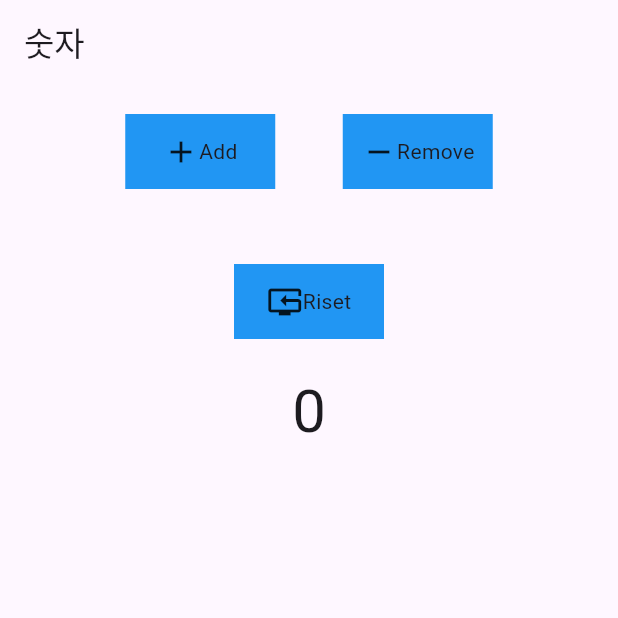
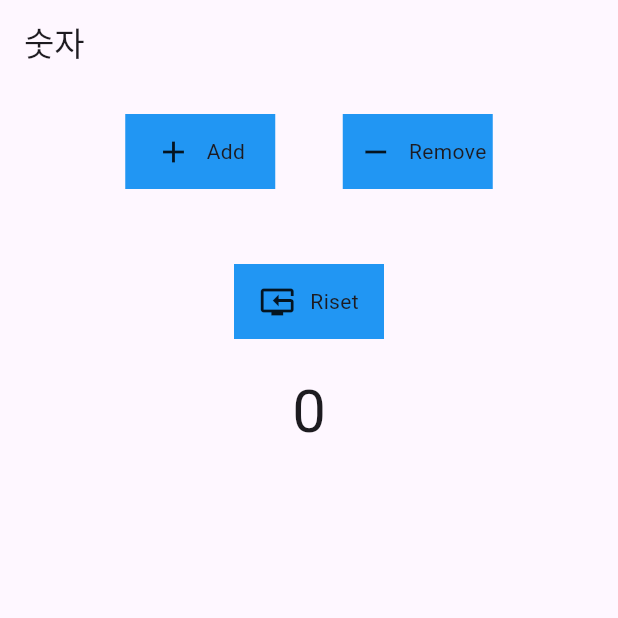
Before and after one commit to seokho-jo274/git_test_app, a Flutter app: the screen it shows after launch, on a phone screen of 412 x 824 dp, the top half of it. Run offline on Flutter 3.47's test engine with Material 3 defaults, Android fonts, the phone set to English and light mode, and no system bars; our stand-ins replace flutter_riverpod.

Commit message:
간격 조절

```diff
--- a/lib/11_26_reverpod/home_view.dart
+++ b/lib/11_26_reverpod/home_view.dart
@@ -57,7 +57,7 @@ Widget button(String type, IconData icon, String title) {
           decoration: BoxDecoration(color: Colors.blue),
           child: Row(
             mainAxisAlignment: MainAxisAlignment.center,
-            children: [Icon(icon), Text(title)],
+            children: [Icon(icon), SizedBox(width: 10), Text(title)],
           ),
         ),
       );
```
